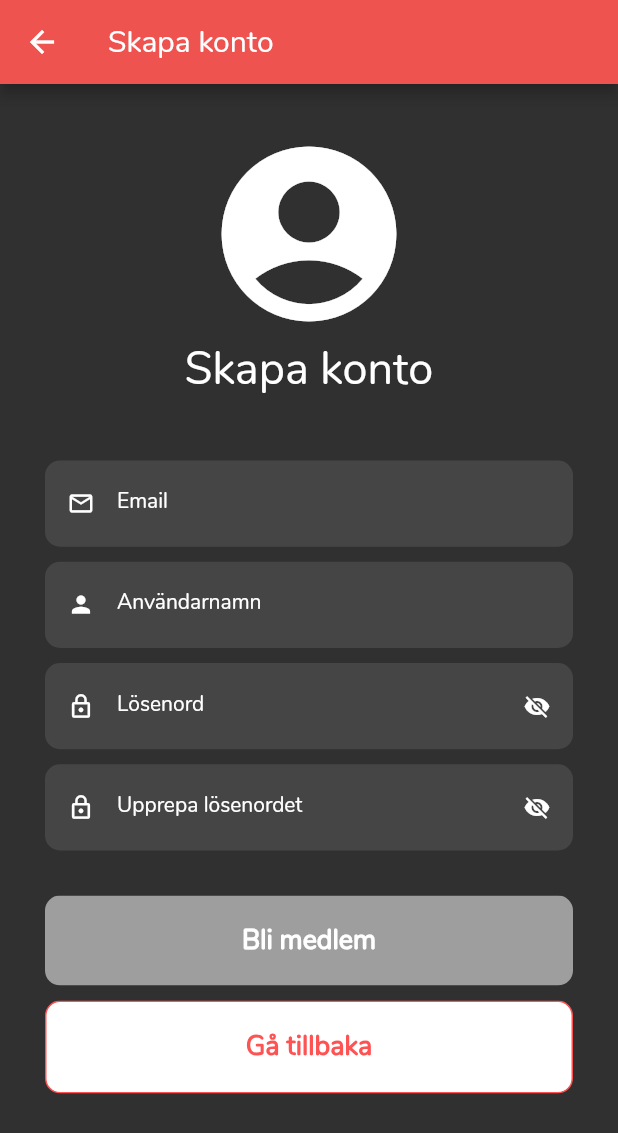
After one commit to AlexandraKarlsson/TasteBudsDelightFront, a Flutter app: the AccountLogin screen opened by its route, after a tap on "Bli medlem", on a phone screen of 412 x 824 dp. The commit adds this screen. Shown: the top 1133 px of the screen. Run offline on Flutter 3.47's test engine with Material 2 defaults, Android fonts, the phone set to English and light mode, and no system bars; our stand-ins replace image_picker; missing offline and left inert: flutter_read_more_text; network calls fail.

Commit message:
Added creating an account.

```diff
--- /dev/null
+++ b/lib/data/user_data.dart
@@ -0,0 +1,36 @@
+import 'package:flutter/material.dart';
+
+class UserData extends ChangeNotifier {
+  int _id;
+  String _username;
+  String _email;
+  String _password;
+  String _token;
+
+  get id => _id;
+  get username => _username;
+  get email => _email;
+  get password => _password;
+  get token => _token;
+
+  set id(value) {
+    _id = value;
+    notifyListeners();
+  }
+  set username(value) {
+    _username = value;
+    notifyListeners();
+  }
+  set email(value) {
+    _email = value;
+    notifyListeners();
+  }
+  set password(value) {
+    _password = value;
+    notifyListeners();
+  }
+  set token(value) {
+    _token = value;
+    notifyListeners();
+  }
+}
--- a/lib/main.dart
+++ b/lib/main.dart
@@ -1,5 +1,7 @@
 import 'package:flutter/material.dart';
 import 'package:provider/provider.dart';
+import 'package:tastebudsdelightfront/data/user_data.dart';
+import 'package:tastebudsdelightfront/pages/account_create.dart';
 // import 'package:google_fonts/google_fonts.dart';
 
 import 'data/setting_data.dart';
@@ -12,6 +14,7 @@ import 'data/search_data.dart';
 import 'data/cooking/cooking_recipe.dart';
 import 'data/cooking/cooking_ingredients.dart';
 import 'data/cooking/cooking_instructions.dart';
+import 'pages/account_login.dart';
 import 'pages/settings_page.dart';
 import 'pages/recipe_list.dart';
 import 'pages/add_recipe.dart';
@@ -46,6 +49,7 @@ class MyApp extends StatelessWidget {
             create: (_) => CookingInstructions()),
         ChangeNotifierProvider<SearchData>(create: (_) => SearchData()),
         ChangeNotifierProvider<SettingData>(create: (_) => SettingData()),
+        ChangeNotifierProvider<UserData>(create: (_) => UserData()),
       ],
       child: MaterialApp(
           title: 'Frestelser',
@@ -65,6 +69,8 @@ class MyApp extends StatelessWidget {
             AddRecipe.PATH: (context) => AddRecipe(),
             AddImage.PATH: (context) => AddImage(),
             SettingsPage.PATH: (context) => SettingsPage(),
+            AccountCreate.PATH: (context) => AccountCreate(),
+            AccountLogin.PATH: (context) => AccountLogin(),
           }),
     );
   }
--- /dev/null
+++ b/lib/pages/account_create.dart
@@ -0,0 +1,352 @@
+import 'dart:io';
+import 'dart:convert' as convert;
+
+import 'package:flutter/material.dart';
+import 'package:http/http.dart' as http;
+import 'package:provider/provider.dart';
+import 'package:tastebudsdelightfront/data/setting_data.dart';
+
+import 'package:tastebudsdelightfront/utils/validation.dart';
+import 'package:tastebudsdelightfront/widgets/animation_success.dart';
+import 'package:tastebudsdelightfront/widgets/button_widget.dart';
+import 'package:tastebudsdelightfront/widgets/textfield_widget.dart';
+
+class AccountCreate extends StatefulWidget {
+  static const String PATH = '/account_create';
+
+  @override
+  _AccountCreateState createState() => _AccountCreateState();
+}
+
+class _AccountCreateState extends State<AccountCreate> {
+  bool _isValidEmail = false;
+  bool _isValidUsername = false;
+  bool _isValidPassword = false;
+  bool _isValidRePassword = false;
+
+  String _email = "";
+  String _username = "";
+  String _password = "";
+  String _rePassword = "";
+
+  bool _isPasswordVisible = false;
+  bool _isRePasswordVisible = false;
+
+  bool _isSaving = false;
+  bool _isError = false;
+  String _errorMessage = "";
+
+  TextEditingController _emailController;
+  TextEditingController _usernameController;
+  TextEditingController _passwordController;
+  TextEditingController _rePasswordController;
+
+  bool _isInitialized = false;
+
+  @override
+  void initState() {
+    super.initState();
+    _emailController = TextEditingController();
+    _usernameController = TextEditingController();
+    _passwordController = TextEditingController();
+    _rePasswordController = TextEditingController();
+  }
+
+  @override
+  void didChangeDependencies() {
+    super.didChangeDependencies();
+
+    if (!_isInitialized) {
+      _isInitialized = true;
+      _emailController.text = _email;
+      _usernameController.text = _username;
+      _passwordController.text = _password;
+      _rePasswordController.text = _rePassword;
+    }
+  }
+
+  void dispose() {
+    _emailController.dispose();
+    _usernameController.dispose();
+    _passwordController.dispose();
+    _rePasswordController.dispose();
+    super.dispose();
+  }
+
+
+  bool isValid() {
+    return (_isValidEmail &&
+            _isValidUsername &&
+            _isValidPassword &&
+            _isValidRePassword)
+        ? true
+        : false;
+  }
+
+  Future<void> _createAccount() async {
+    SettingData setting = Provider.of<SettingData>(context, listen: false);
+
+    String url =
+        'http://${setting.backendAddress}:${setting.backendPort}/tastebuds/user';
+    const headers = <String, String>{
+      'Content-Type': 'application/json; charset=UTF-8'
+    };
+    var newUser = {
+      'username': _username,
+      'email': _email,
+      'password': _password,
+    };
+
+    var newUserJson = convert.jsonEncode(newUser);
+    print('loginJson = $newUserJson');
+
+    try {
+      final response = await http.post(
+        url,
+        headers: headers,
+        body: newUserJson,
+      );
+      if (response.statusCode == 201) {
+        print('response ${response.body}');
+        var responseData =
+            convert.jsonDecode(response.body) as Map<String, dynamic>;
+        print('responseData $responseData');
+        // Success : show sucessfull animation
+        Navigator.push(
+          context,
+          MaterialPageRoute(
+            builder: (context) => AnimationSuccess('Användaren skapad!'),
+          ),
+        ).then((_) {
+          Navigator.pop(context);
+        });
+      } else {
+        print('Request failed with status: ${response.statusCode}.');
+        setState(() {
+          _errorMessage = "Kunde inte skapa användaren, vänlig försök igen!";
+          _isError = true;
+        });
+      }
+    } on Exception catch (error) {
+      setState(() {
+        _errorMessage = "Något gick fel vid anropet mot servern, error=$error!";
+        _isError = true;
+      });
+    }
+  }
+
+  @override
+  Widget build(BuildContext context) {
+    return _isSaving
+        ? Center(child: CircularProgressIndicator())
+        : Scaffold(
+            appBar: AppBar(
+              title: Text('Skapa konto'),
+              actions: <Widget>[],
+            ),
+            // backgroundColor: Colors.white,
+            body: SingleChildScrollView(
+              child: Padding(
+                padding: const EdgeInsets.all(30.0),
+                child: Container(
+                  child: Center(
+                    child: Column(
+                      children: <Widget>[
+                        _isError
+                            ? MaterialBanner(
+                                backgroundColor: Colors.redAccent,
+                                content: Text(
+                                  _errorMessage,
+                                  style: TextStyle(fontWeight: FontWeight.bold),
+                                ),
+                                leading: Icon(
+                                  Icons.error,
+                                  size: 40,
+                                ),
+                                actions: [
+                                  FlatButton(
+                                    child: const Text(
+                                      'OK',
+                                      style: TextStyle(
+                                          fontWeight: FontWeight.bold),
+                                    ),
+                                    onPressed: () {
+                                      setState(() {
+                                        _errorMessage = "";
+                                        _isError = false;
+                                      });
+                                    },
+                                  ),
+                                  // FlatButton(
+                                  //   child: const Text('Show more info ...'),
+                                  //   onPressed: () {
+                                  //     showDialog(
+                                  //       context: context,
+                                  //       builder: (_) => AlertDialog(
+                                  //         title: Text(
+                                  //             'This is the more info you requested ...'),
+                                  //         actions: [],
+                                  //       ),
+                                  //     );
+                                  //   },
+                                  // ),
+                                ],
+                              )
+                            : Container(),
+                        Hero(
+                          tag: 'account',
+                          child: Icon(
+                            Icons.account_circle,
+                            size: 140,
+                          ),
+                          // transitionOnUserGestures: true,
+                        ),
+                        Text('Skapa konto', style: TextStyle(fontSize: 30)),
+                        SizedBox(
+                          height: 40.0,
+                        ),
+                        TextFieldWidget(
+                          controller: _emailController,
+                          hintText: 'Email',
+                          obscureText: false,
+                          prefixIconData: Icons.mail_outline,
+                          suffixIconData: _isValidEmail ? Icons.check : null,
+                          onChanged: (value) {
+                            _email = value;
+                            _isValidEmail = isEmailValid(value);
+                            setState(() {});
+                          },
+                        ),
+                        SizedBox(
+                          height: 10.0,
+                        ),
+                        TextFieldWidget(
+                          controller: _usernameController,
+                          hintText: 'Användarnamn',
+                          obscureText: false,
+                          prefixIconData: Icons.person,
+                          suffixIconData: _isValidUsername ? Icons.check : null,
+                          onChanged: (value) {
+                            _username = value;
+                            _isValidUsername = isUsernameValid(value);
+                            setState(() {});
+                          },
+                        ),
+                        SizedBox(
+                          height: 10.0,
+                        ),
+                        TextFieldWidget(
+                          controller: _passwordController,
+                          hintText: 'Lösenord',
+                          obscureText: _isPasswordVisible ? false : true,
+                          prefixIconData: Icons.lock_outline,
+                          suffixIconData: _isPasswordVisible
+                              ? Icons.visibility
+                              : Icons.visibility_off,
+                          onChanged: (value) {
+                            _password = value;
+                            _isValidPassword = isPasswordValid(value);
+                            setState(() {});
+                          },
+                          onChangedVisibility: () {
+                            _isPasswordVisible = !_isPasswordVisible;
+                            setState(() {});
+                          },
+                        ),
+                        SizedBox(
+                          height: 10.0,
+                        ),
+                        TextFieldWidget(
+                          controller: _rePasswordController,
+                          hintText: 'Upprepa lösenordet',
+                          obscureText: _isRePasswordVisible ? false : true,
+                          prefixIconData: Icons.lock_outline,
+                          suffixIconData: _isRePasswordVisible
+                              ? Icons.visibility
+                              : Icons.visibility_off,
+                          onChanged: (value) {
+                            _rePassword = value;
+                            _isValidRePassword =
+                                isRePasswordValid(_password, value);
+                            setState(() {});
+                          },
+                          onChangedVisibility: () {
+                            _isRePasswordVisible = !_isRePasswordVisible;
+                            setState(() {});
+                          },
+                        ),
+                        SizedBox(
+                          height: 10.0,
+                        ),
+                        SizedBox(
+                          height: 20.0,
+                        ),
+                        ButtonWidget(
+                          title: 'Bli medlem',
+                          hasBorder: false,
+                          onTap: !isValid()
+                              ? null
+                              : () {
+                                  print('email=$_email, username=$_username');
+                                  print(
+                                      'password=$_password, rePassword=$_rePassword');
+
+                                  setState(() {
+                                    _isSaving = true;
+                                  });
+                                  _createAccount().then((_) {
+                                    setState(() {
+                                      _isSaving = false;
+                                    });
+                                  });
+                                },
+                        ),
+                        SizedBox(
+                          height: 10.0,
+                        ),
+                        InkWell(
+                          child: ButtonWidget(
+                            title: 'Gå tillbaka',
+                            hasBorder: true,
+                          ),
+                          onTap: () {
+                            Navigator.pop(context);
+                          },
+                        ),
+                      ],
+                    ),
+                  ),
+                ),
+              ),
+            ),
+          );
+  }
+}
+
+// import 'package:flutter/material.dart';
+
+// class AccountCreate extends StatelessWidget {
+//   static const String PATH = '/account_create';
+
+//   @override
+//   Widget build(BuildContext context) {
+//     return Scaffold(
+//       appBar: AppBar(
+//         title: Text('Skapa konto'),
+//       ),
+//       body: Container(
+//         child: Column(
+//           children: [
+//             Text('Skapa konto sida...'),
+//             RaisedButton(
+//               child: Text('Skapa'),
+//               onPressed: () {
+//                 // Navigator.pushNamed(context, AccountCreate.PATH);
+//               },
+//             )
+//           ],
+//         ),
+//       ),
+//     );
+//   }
+// }
--- /dev/null
+++ b/lib/pages/account_login.dart
@@ -0,0 +1,125 @@
+import 'package:flutter/material.dart';
+import 'package:tastebudsdelightfront/utils/validation.dart';
+import 'package:tastebudsdelightfront/widgets/button_widget.dart';
+import 'package:tastebudsdelightfront/widgets/textfield_widget.dart';
+import 'account_create.dart';
+
+class AccountLogin extends StatefulWidget {
+  static const String PATH = '/account_login';
+
+  @override
+  _AccountLoginState createState() => _AccountLoginState();
+}
+
+class _AccountLoginState extends State<AccountLogin> {
+  String _email = "";
+  bool _isValidEmail = false;
+
+  String _password = "";
+  bool _isValidPassword = false;
+  bool _isPasswordVisible = false;
+
+  @override
+  Widget build(BuildContext context) {
+    return Scaffold(
+      appBar: AppBar(
+        title: Text('Logga in'),
+        actions: <Widget>[],
+      ),
+      // backgroundColor: Colors.white,
+      body: SingleChildScrollView(
+        child: Padding(
+          padding: const EdgeInsets.all(30.0),
+          child: Container(
+              child: Center(
+            child: Column(
+              children: <Widget>[
+                Hero(
+                  tag: 'account',
+                  child: Icon(
+                    Icons.account_circle,
+                    size: 140,
+                  ),
+                  // transitionOnUserGestures: true,
+                ),
+                Text('Logga in', style: TextStyle(fontSize: 30)),
+                SizedBox(
+                  height: 40.0,
+                ),
+                TextFieldWidget(
+                  hintText: 'Email',
+                  obscureText: false,
+                  prefixIconData: Icons.mail_outline,
+                  suffixIconData: _isValidEmail ? Icons.check : null,
+                  onChanged: (value) {
+                    _email = value;
+                    _isValidEmail = isEmailValid(value);
+                    setState(() {});
+                  },
+                ),
+                SizedBox(
+                  height: 10.0,
+                ),
+                Column(
+                  crossAxisAlignment: CrossAxisAlignment.end,
+                  children: <Widget>[
+                    TextFieldWidget(
+                      hintText: 'Lösenord',
+                      obscureText: _isPasswordVisible ? false : true,
+                      prefixIconData: Icons.lock_outline,
+                      suffixIconData: _isPasswordVisible
+                          ? Icons.visibility
+                          : Icons.visibility_off,
+                      onChanged: (value) {
+                        _password = value;
+                        _isValidPassword = isPasswordValid(value);
+                        setState(() {});
+                      },
+                      onChangedVisibility: () {
+                        _isPasswordVisible = !_isPasswordVisible;
+                        setState(() {});
+                      },
+                    ),
+                    SizedBox(
+                      height: 10.0,
+                    ),
+                    Text(
+                      // TODO: Method to send email
+                      'Glömt lösenord?',
+                      style: TextStyle(color: Colors.blue),
+                    ),
+                  ],
+                ),
+                SizedBox(
+                  height: 20.0,
+                ),
+                InkWell(
+                  child: ButtonWidget(
+                    title: 'Logga in',
+                    hasBorder: false,
+                  ),
+                  onTap: () {
+                    // TODO: Call method for login (backend call)
+                    print('Log in was pushed');
+                  },
+                ),
+                SizedBox(
+                  height: 10.0,
+                ),
+                InkWell(
+                  child: ButtonWidget(
+                    title: 'Bli medlem',
+                    hasBorder: true,
+                  ),
+                  onTap: () {
+                    Navigator.pushNamed(context, AccountCreate.PATH);
+                  },
+                ),
+              ],
+            ),
+          )),
+        ),
+      ),
+    );
+  }
+}
--- a/lib/pages/add_recipe.dart
+++ b/lib/pages/add_recipe.dart
@@ -109,7 +109,7 @@ class _AddRecipeState extends State<AddRecipe> {
       String base64Image = convert.base64Encode(file.readAsBytesSync());
       //var headers = <String, String>{'x-auth': user.token};
 
-      http.post(
+      await http.post(
         url,
         //headers: headers,
         body: {
--- /dev/null
+++ b/lib/widgets/button_widget.dart
@@ -0,0 +1,47 @@
+import 'package:flutter/material.dart';
+
+class ButtonWidget extends StatelessWidget {
+  final String title;
+  final bool hasBorder;
+  final Function onTap;
+
+  ButtonWidget({
+    this.title,
+    this.hasBorder,
+    this.onTap,
+  });
+
+  @override
+  Widget build(BuildContext context) {
+    return Material(
+      child: Ink(
+        decoration: BoxDecoration(
+          color: hasBorder ? Colors.white : onTap == null ? Colors.grey : Colors.redAccent,
+          borderRadius: BorderRadius.circular(10),
+          border: hasBorder
+          ? Border.all(
+            color: Colors.redAccent,
+            width: 1.0,
+          ) : Border.fromBorderSide(BorderSide.none)
+        ),
+        child: InkWell(
+          borderRadius: BorderRadius.circular(10),
+          child: Container(
+            height: 60.0,
+            child: Center(
+              child: Text(
+                title,
+                style: TextStyle(
+                  color: hasBorder ? Colors.redAccent : Colors.white,
+                  fontWeight: FontWeight.w600,
+                  fontSize: 18.0,
+                ),
+              ),
+            ),
+          ),
+          onTap: onTap,
+        ),
+      ),
+    );
+  }
+}
--- /dev/null
+++ b/lib/widgets/textfield_widget.dart
@@ -0,0 +1,63 @@
+import 'package:flutter/material.dart';
+
+class TextFieldWidget extends StatelessWidget {
+  final TextEditingController controller;
+  final String hintText;
+  final IconData prefixIconData;
+  final IconData suffixIconData;
+  final bool obscureText;
+  final Function onChanged;
+  final Function onChangedVisibility;
+
+  TextFieldWidget(
+      {this.controller,
+      this.hintText,
+      this.prefixIconData,
+      this.suffixIconData,
+      this.obscureText,
+      this.onChanged,
+      this.onChangedVisibility
+      });
+
+  @override
+  Widget build(BuildContext context) {
+
+    return TextField(
+      controller: controller,
+      onChanged: onChanged,
+      obscureText: obscureText,
+      style: TextStyle(
+        color: Colors.white,
+        fontSize: 14.0,
+      ),
+      cursorColor: Colors.white,
+      decoration: InputDecoration(
+        labelText: hintText,
+        prefixIcon: Icon(
+          prefixIconData,
+          size: 18,
+          color: Colors.white,
+        ),
+        filled: true,
+        enabledBorder: UnderlineInputBorder(
+          borderRadius: BorderRadius.circular(10),
+          borderSide: BorderSide.none,
+        ),
+        focusedBorder: OutlineInputBorder(
+          borderRadius: BorderRadius.circular(10),
+          borderSide: BorderSide(color: Colors.white),
+        ),
+        suffixIcon: GestureDetector(
+          onTap: onChangedVisibility,
+          child: Icon(
+            suffixIconData,
+            size: 18,
+            color: Colors.white,
+          ),
+        ),
+        labelStyle: TextStyle(color: Colors.white),
+        focusColor: Colors.white,
+      ),
+    );
+  }
+}
```
Also changed, not shown: lib/pages/recipe_list.dart (+18 -1 lines), lib/utils/validation.dart (added, +20 -0 lines).
